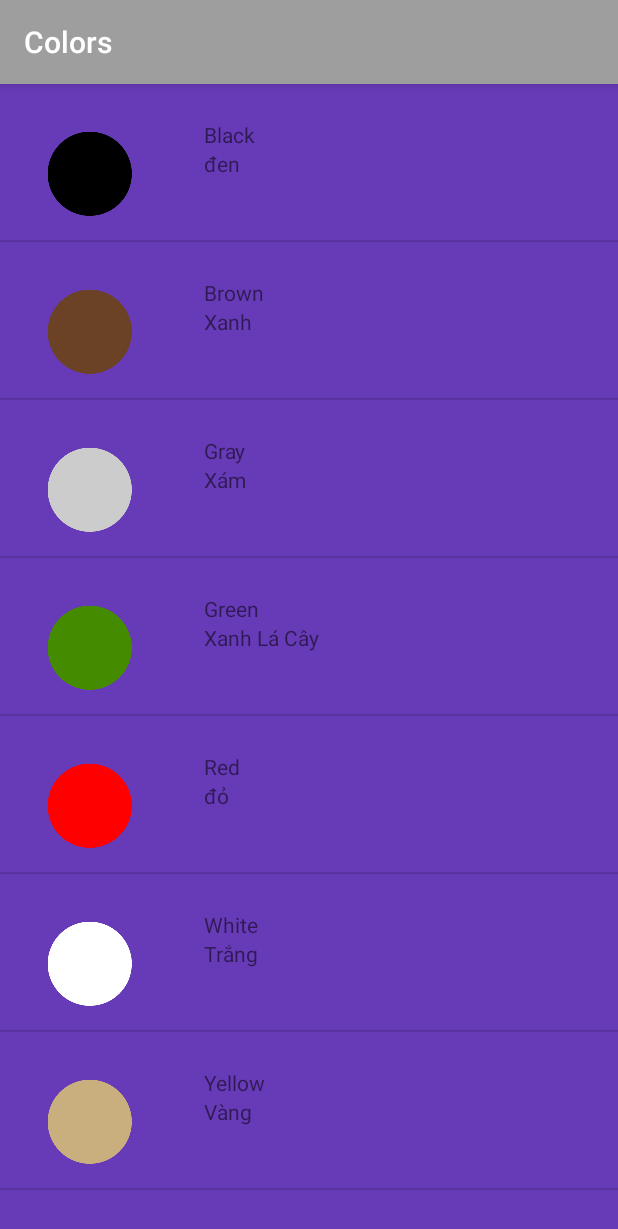
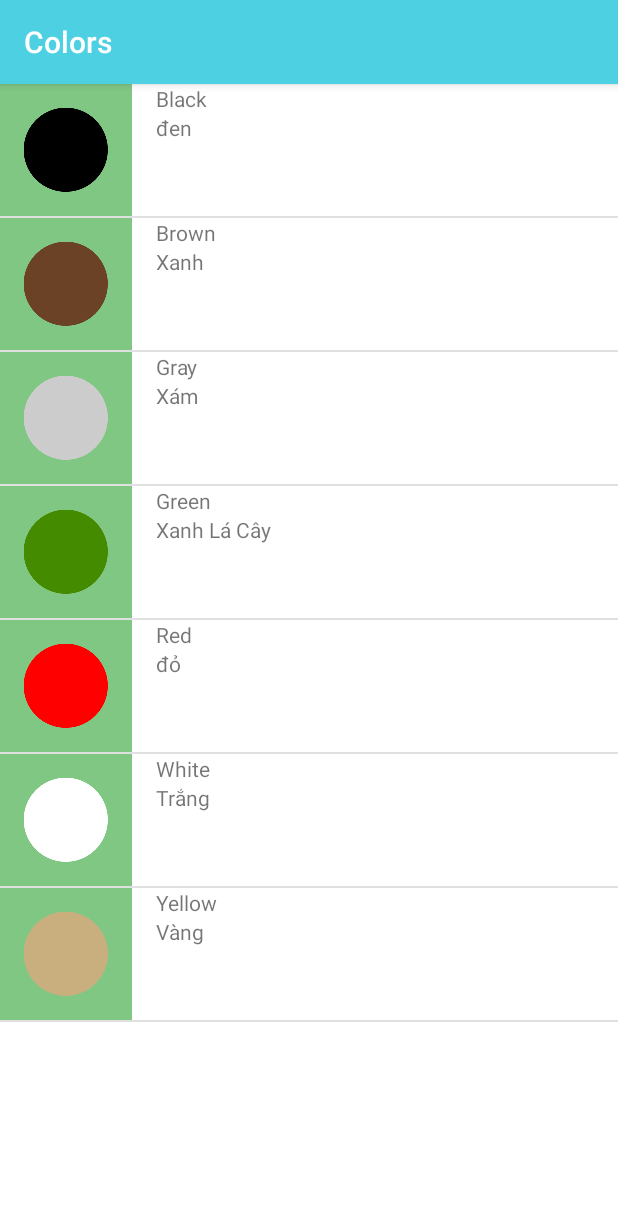
Before and after one commit to NathanNguyen345/LanguageApp, an Android app: the ColorActivity screen opened directly, with no data from a screen before it, on a phone screen of 412 x 824 dp. Shown: the top 1229 px of the screen. Run offline under Robolectric (Android 15) with nearby library versions, the phone set to English and light mode, and no system bars.

Commit message:
visual aesthetic

```diff
--- a/app/src/main/java/com/example/nathannguyen/learnvietnamese/WordAdapter.java
+++ b/app/src/main/java/com/example/nathannguyen/learnvietnamese/WordAdapter.java
@@ -1,6 +1,7 @@
 package com.example.nathannguyen.learnvietnamese;
 
 import android.app.Activity;
+import android.graphics.Color;
 import android.support.annotation.NonNull;
 import android.view.LayoutInflater;
 import android.view.View;
--- a/app/src/main/res/layout/color_list_view.xml
+++ b/app/src/main/res/layout/color_list_view.xml
@@ -5,6 +5,6 @@
     android:layout_width="match_parent"
     android:layout_height="match_parent"
     tools:context="com.example.nathannguyen.learnvietnamese.ColorActivity"
-    android:background="#673AB7">
+    android:background="#ffffff">
 
 </ListView>
--- a/app/src/main/res/layout/family_list_view.xml
+++ b/app/src/main/res/layout/family_list_view.xml
@@ -5,6 +5,6 @@
     android:layout_width="match_parent"
     android:layout_height="match_parent"
     tools:context="com.example.nathannguyen.learnvietnamese.FamilyActivity"
-    android:background="#4CAF50">
+    android:background="#ffffff">
 
 </ListView>
--- a/app/src/main/res/layout/list_item.xml
+++ b/app/src/main/res/layout/list_item.xml
@@ -7,25 +7,23 @@
 
 
     <LinearLayout
-        android:paddingTop="16dp"
-        android:paddingLeft="16dp"
         android:orientation="horizontal"
         android:layout_width="match_parent"
-        android:layout_height="match_parent">
+        android:layout_height="match_parent"
+        android:weightSum="1">
 
         <ImageView
             android:id="@+id/listImage"
-            android:layout_width="wrap_content"
-            android:layout_height="wrap_content" />
+            android:layout_width="88dp"
+            android:layout_height="88dp"
+            android:background="#81C784"/>
 
         <LinearLayout
-            android:paddingLeft="16dp"
             android:orientation="vertical"
             android:layout_width="match_parent"
-            android:layout_height="wrap_content">
+            android:layout_height="88dp">
 
             <TextView
-                android:paddingTop="8dp"
                 android:paddingLeft="16dp"
                 android:id="@+id/engTextView"
                 android:layout_width="match_parent"
@@ -34,7 +32,6 @@
 
             <TextView
                 android:paddingLeft="16dp"
-                android:paddingBottom="8dp"
                 android:id="@+id/vietTextView"
                 android:layout_width="match_parent"
                 android:layout_height="wrap_content"
@@ -44,5 +41,4 @@
     </LinearLayout>
 
 
-
 </LinearLayout>
--- a/app/src/main/res/layout/phrase_list_view.xml
+++ b/app/src/main/res/layout/phrase_list_view.xml
@@ -5,6 +5,6 @@
     android:layout_width="match_parent"
     android:layout_height="match_parent"
     tools:context="com.example.nathannguyen.learnvietnamese.PhraseActivity"
-    android:background="#00BCD4">
+    android:background="#ffffff">
 
 </ListView>
--- a/app/src/main/res/values/styles.xml
+++ b/app/src/main/res/values/styles.xml
@@ -3,10 +3,44 @@
     <!-- Base application theme. -->
     <style name="AppTheme" parent="Theme.AppCompat.Light.DarkActionBar">
         <!-- Customize your theme here. -->
-        <item name="colorPrimary">#9E9E9E</item>
+        <item name="colorPrimary">#E91E63</item>
         <item name="colorPrimaryDark">#616161</item>
         <item name="colorAccent">@color/colorAccent</item>
     </style>
+
+    <!-- Number application theme. -->
+    <style name="NumberTheme" parent="Theme.AppCompat.Light.DarkActionBar">
+        <!-- Customize your theme here. -->
+        <item name="colorPrimary">#81C784</item>
+        <item name="colorPrimaryDark">#388E3C</item>
+        <item name="colorAccent">@color/colorAccent</item>
+    </style>
+
+    <!-- Family application theme. -->
+    <style name="FamilyTheme" parent="Theme.AppCompat.Light.DarkActionBar">
+        <!-- Customize your theme here. -->
+        <item name="colorPrimary">#4DB6AC</item>
+        <item name="colorPrimaryDark">#00796B</item>
+        <item name="colorAccent">@color/colorAccent</item>
+    </style>
+
+    <!-- Color application theme. -->
+    <style name="ColorTheme" parent="Theme.AppCompat.Light.DarkActionBar">
+        <!-- Customize your theme here. -->
+        <item name="colorPrimary">#4DD0E1</item>
+        <item name="colorPrimaryDark">#0097A7</item>
+        <item name="colorAccent">@color/colorAccent</item>
+    </style>
+
+    <!-- Phrases application theme. -->
+    <style name="PhraseTheme" parent="Theme.AppCompat.Light.DarkActionBar">
+        <!-- Customize your theme here. -->
+        <item name="colorPrimary">#4FC3F7</item>
+        <item name="colorPrimaryDark">#0288D1</item>
+        <item name="colorAccent">@color/colorAccent</item>
+    </style>
+
+
 
     <style name="itemMenu">
         <item name="android:textStyle">bold</item>
```
Also changed, not shown: app/src/main/AndroidManifest.xml (+4 -4 lines), app/src/main/res/layout/activity_main.xml (+4 -5 lines), app/src/main/res/layout/number_list_view.xml (+2 -5 lines), 1 other file.
